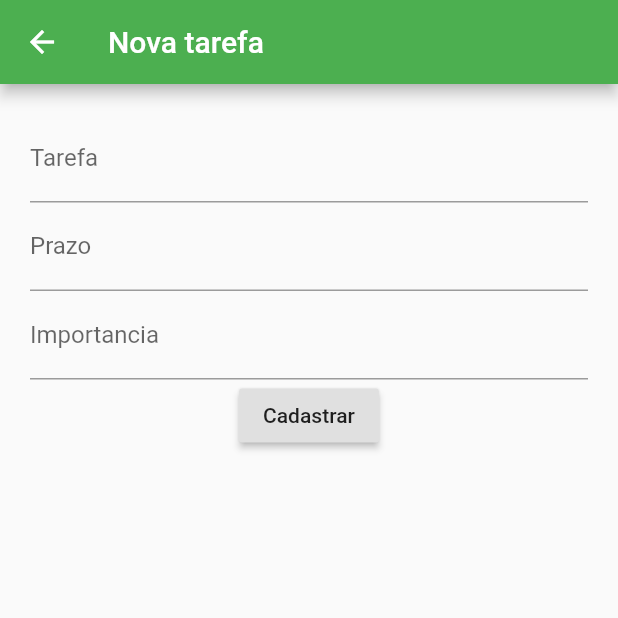
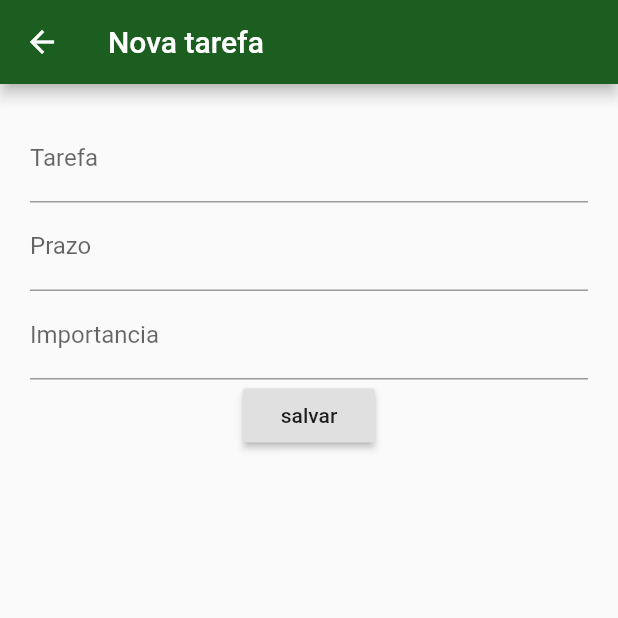
Before and after one commit to fabricioromanii/AppFlutter, a Flutter app: the screen it shows after launch, after a tap on the "add" icon, on a phone screen of 412 x 824 dp, the top half of it. Run offline on Flutter 3.47's test engine with Material 2 defaults, Android fonts, the phone set to English and light mode, and no system bars.

Commit message:
add funcoes de delete e update

```diff
--- a/lib/main.dart
+++ b/lib/main.dart
@@ -7,14 +7,12 @@ import 'package:CursoFlutter/provider/tarefas.dart';
 import 'package:CursoFlutter/routes/appRoutes.dart';
 import 'package:CursoFlutter/views/tarefa_form.dart';
 
-
 main(){
   runApp(new MyApp());
 }
 class MyApp extends StatelessWidget {
   @override
   Widget build(BuildContext context){
-
     return ChangeNotifierProvider(
       create: (ctx) => Tarefas(),
       child: MaterialApp(
@@ -27,17 +25,8 @@ class MyApp extends StatelessWidget {
           length: choices.length,
           child: Scaffold(
             appBar: AppBar(
-              title: const Text("Tarefas"),
+              title: Text("Tarefas"),
               backgroundColor: Colors.green[900],
-              elevation: 4.0,
-              actions:[
-                IconButton(
-                  icon: Icon(Icons.settings),
-                  iconSize:30,
-                  color: Colors.white,
-                  onPressed: (){},
-                ),
-              ],
               bottom: TabBar(
                 isScrollable:true,
                 tabs: choices.map<Widget>((Choice choice){
@@ -58,7 +47,6 @@ class MyApp extends StatelessWidget {
     );
   }
 }
-
 class Choice{
   final String title;
   final IconData icon;
@@ -66,7 +54,7 @@ class Choice{
 }
 
 const List<Choice> choices = <Choice>[
-  Choice(title:'Todos',icon: Icons.assignment_outlined),
+  Choice(title:'all',icon: Icons.assignment_outlined),
   Choice(title:'Faculdade',icon: Icons.school_outlined),
   Choice(title:'Casa',icon: Icons.house),
   Choice(title:'Reuniões',icon: Icons.people_alt_outlined),
--- a/lib/views/tarefa_form.dart
+++ b/lib/views/tarefa_form.dart
@@ -1,14 +1,40 @@
 import 'package:flutter/material.dart';
+import 'package:provider/provider.dart';
+import 'package:CursoFlutter/provider/tarefas.dart';
+import 'package:flutter/widgets.dart';
+import 'package:CursoFlutter/models/tarefas.dart';
 
-class TarefaForm extends StatelessWidget {
+class TarefaForm extends StatefulWidget {
+  @override
+  _TarefaFormState createState() => _TarefaFormState();
+}
 
+class _TarefaFormState extends State<TarefaForm> {
   final _form = GlobalKey<FormState>();
+  final Map<String, String> _formData = {};
+
+  void _loadFormData(Tarefa tarefa){
+    if(tarefa != null){
+    _formData['id'] = tarefa.id;
+    _formData['name'] = tarefa.name;
+    _formData['prazo'] = tarefa.prazo;
+    _formData['classificacao'] = tarefa.classificacao;
+    }
+  }
+
+  @override
+  void didChangeDependencies() {
+    super.didChangeDependencies();
+     final Tarefa tarefa = ModalRoute.of(context).settings.arguments;
+    _loadFormData(tarefa);
+  }
 
   @override
   Widget build(BuildContext context) {
     return Scaffold(
       appBar: AppBar(
         title: Text("Nova tarefa"),
+        backgroundColor: Colors.green[900],
       ),
       body: Padding(
         padding: const EdgeInsets.all(20.0),
@@ -17,23 +43,39 @@ class TarefaForm extends StatelessWidget {
           child: Column(
             children: <Widget>[
               TextFormField(
+                initialValue: _formData['name'],
                 decoration:InputDecoration(labelText: "Tarefa"),
                 validator:(value){
-                  return "obrigatório";
+                  if(value == null || value.isEmpty){
+                    return "obrigatório";
+                  }
                 },
+                onSaved: (value) => _formData['name'] = value,
               ),
               TextFormField(
+                initialValue: _formData['prazo'],
                 decoration:InputDecoration(labelText: "Prazo"),
+                onSaved: (value) => _formData['prazo'] = value,
               ),
               TextFormField(
+                initialValue: _formData['classificacao'],
                 decoration:InputDecoration(labelText: "Importancia"),
+                onSaved: (value) => _formData['classificacao'] = value,
               ),
               RaisedButton(
-                child: Text('Cadastrar'),
+                child: Text('salvar'),
                 onPressed: () {
                  final isValid = _form.currentState.validate();
-                 if(isValid) {_form.currentState.save();
-                  Navigator.of(context).pop();}
+                 if(isValid) {
+                    _form.currentState.save();
+                    Provider.of<Tarefas>(context,listen:false).put(Tarefa(
+                      id: _formData['id'],
+                      name: _formData['name'],
+                      prazo: _formData['prazo'],
+                      classificacao: _formData['classificacao'],
+                    ));
+                    Navigator.of(context).pop();
+                  }
                 },
               ),
             ],
```
Also changed, not shown: lib/components/TarefaTile.dart (+31 -2 lines).
